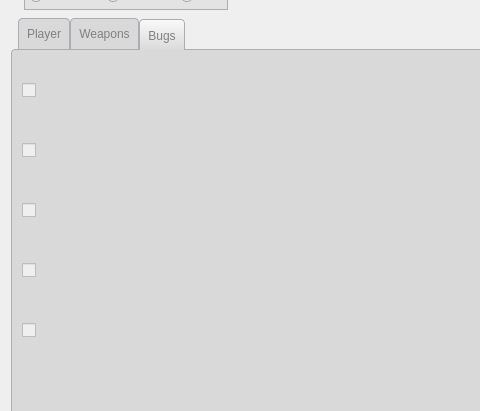
Antidote/skyward-sword-save-editor, file save editor/SS_SaveEditor/forms/mainwindow.ui: the form before one commit; both pictures show x 0 to 480 and y 105 to 516 of the 630 by 699 pixel window.
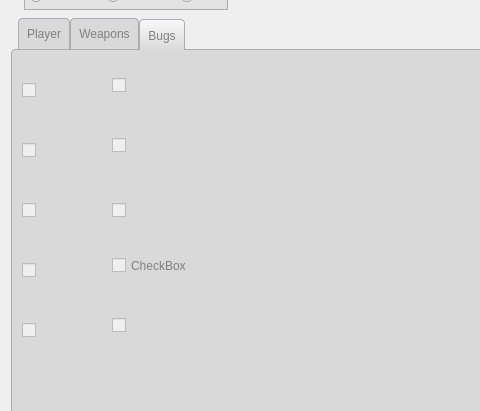
The form after the commit. The open tabs and pages were chosen to show the change. Icons and pictures are not drawn.

```diff
--- a/save editor/SS_SaveEditor/forms/mainwindow.ui
+++ b/save editor/SS_SaveEditor/forms/mainwindow.ui
@@ -116,7 +116,7 @@
 {
 	background-color: qlineargradient(spread:pad, x1:0, y1:0, x2:0, y2:1, stop:0 rgba(249, 249, 249, 255), stop:1 rgba(217, 217, 217, 255));
 	border: 1px solid rgb(171, 173, 179);
-	padding: 2px;
+	padding: 2px 8px;
 }
 
 QGroupBox
@@ -1568,6 +1568,112 @@
          </size>
         </property>
        </widget>
+       <widget class="QCheckBox" name="checkBox_3">
+        <property name="geometry">
+         <rect>
+          <x>100</x>
+          <y>10</y>
+          <width>81</width>
+          <height>51</height>
+         </rect>
+        </property>
+        <property name="icon">
+         <iconset resource="../resources/resources.qrc">
+          <normaloff>:/bugs/GerudoDragonfly</normaloff>:/bugs/GerudoDragonfly</iconset>
+        </property>
+        <property name="iconSize">
+         <size>
+          <width>64</width>
+          <height>64</height>
+         </size>
+        </property>
+       </widget>
+       <widget class="QCheckBox" name="checkBox_4">
+        <property name="geometry">
+         <rect>
+          <x>100</x>
+          <y>70</y>
+          <width>81</width>
+          <height>51</height>
+         </rect>
+        </property>
+        <property name="icon">
+         <iconset resource="../resources/resources.qrc">
+          <normaloff>:/bugs/SkyStagBeetle</normaloff>:/bugs/SkyStagBeetle</iconset>
+        </property>
+        <property name="iconSize">
+         <size>
+          <width>64</width>
+          <height>64</height>
+         </size>
+        </property>
+       </widget>
+       <widget class="QCheckBox" name="checkBox_5">
+        <property name="geometry">
+         <rect>
+          <x>100</x>
+          <y>130</y>
+          <width>81</width>
+          <height>61</height>
+         </rect>
+        </property>
+        <property name="text">
+         <string/>
+        </property>
+        <property name="icon">
+         <iconset resource="../resources/resources.qrc">
+          <normaloff>:/bugs/EldinRoller</normaloff>:/bugs/EldinRoller</iconset>
+        </property>
+        <property name="iconSize">
+         <size>
+          <width>64</width>
+          <height>64</height>
+         </size>
+        </property>
+       </widget>
+       <widget class="QCheckBox" name="checkBox_6">
+        <property name="geometry">
+         <rect>
+          <x>100</x>
+          <y>190</y>
+          <width>81</width>
+          <height>51</height>
+         </rect>
+        </property>
+        <property name="text">
+         <string>CheckBox</string>
+        </property>
+        <property name="icon">
+         <iconset resource="../resources/resources.qrc">
+          <normaloff>:/bugs/LanayruAnt</normaloff>:/bugs/LanayruAnt</iconset>
+        </property>
+        <property name="iconSize">
+         <size>
+          <width>64</width>
+          <height>64</height>
+         </size>
+        </property>
+       </widget>
+       <widget class="QCheckBox" name="checkBox_7">
+        <property name="geometry">
+         <rect>
+          <x>100</x>
+          <y>250</y>
+          <width>81</width>
+          <height>51</height>
+         </rect>
+        </property>
+        <property name="icon">
+         <iconset resource="../resources/resources.qrc">
+          <normaloff>:/bugs/DekuHornet</normaloff>:/bugs/DekuHornet</iconset>
+        </property>
+        <property name="iconSize">
+         <size>
+          <width>64</width>
+          <height>64</height>
+         </size>
+        </property>
+       </widget>
       </widget>
      </widget>
     </item>
```
Left out of the diff: 44 changed lines with no effect on the pictures.
